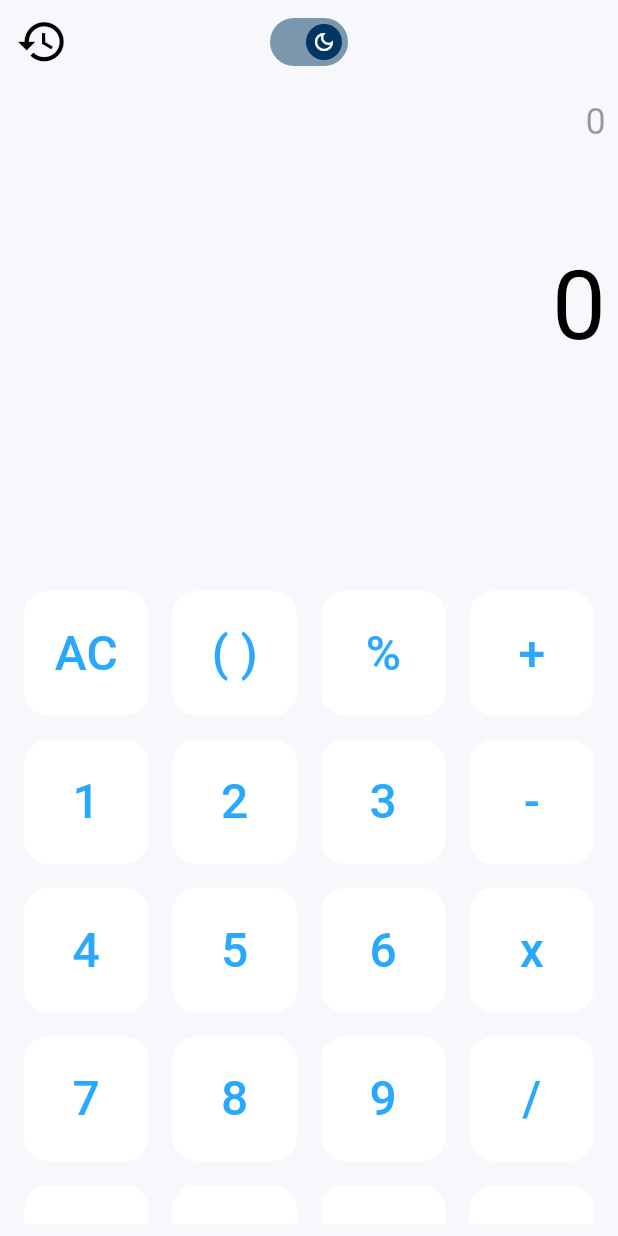
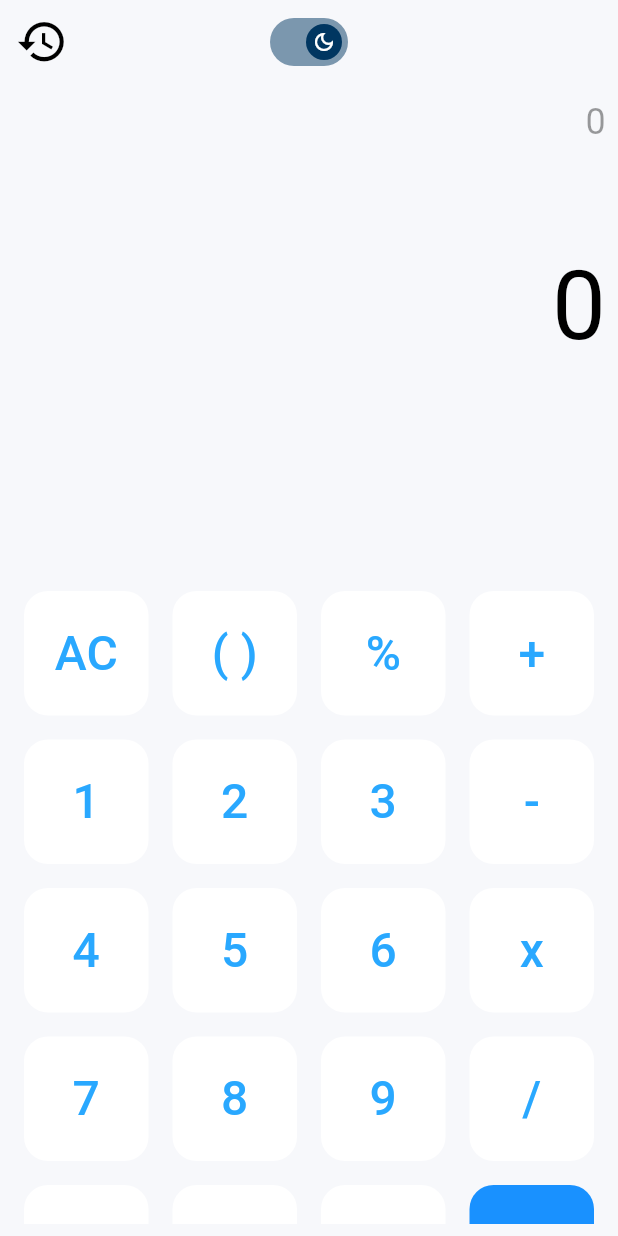
Before and after one commit to YLeall/calculator, a Flutter app: the screen it shows after launch, on a phone screen of 412 x 824 dp. Run offline on Flutter 3.47's test engine with Material 2 defaults, Android fonts, the phone set to English and light mode, and no system bars; our stand-ins replace get.

Commit message:
reformulado tile

```diff
--- a/lib/button_tile.dart
+++ b/lib/button_tile.dart
@@ -13,9 +13,9 @@ class ButtonTile extends StatelessWidget {
   final String nameButton;
   final int index;
   final Function(int teste) onPressed;
-
   final calculatorController = Get.find<CalculatorController>();
   final colorTextButton = const Color(0xFF29A8FF);
+  final colorBackgroundButtonEqual = const Color(0xFF1991FF);
   final colorBackgroundButtonDark = const Color(0xFF303136);
 
   @override
@@ -24,7 +24,7 @@ class ButtonTile extends StatelessWidget {
       padding: const EdgeInsets.all(8.0),
       child: Container(
         decoration: BoxDecoration(
-          color: Theme.of(context).colorScheme.onPrimaryContainer,
+          color: index == 19 ? colorBackgroundButtonEqual : Theme.of(context).colorScheme.onPrimaryContainer,
           borderRadius: BorderRadius.circular(16),
         ),
         child: TextButton(
@@ -42,7 +42,7 @@ class ButtonTile extends StatelessWidget {
             nameButton,
             style: TextStyle(
               fontSize: 32,
-              color: colorTextButton,
+              color: index == 19 ? Colors.white : colorTextButton,
             ),
           ),
         ),
```
